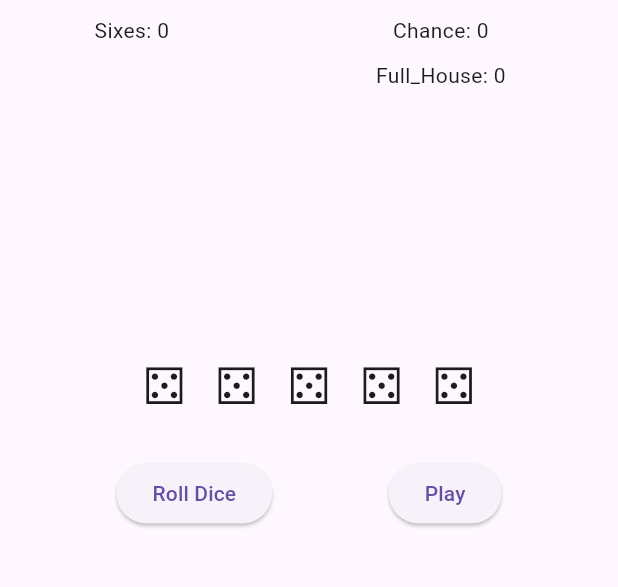
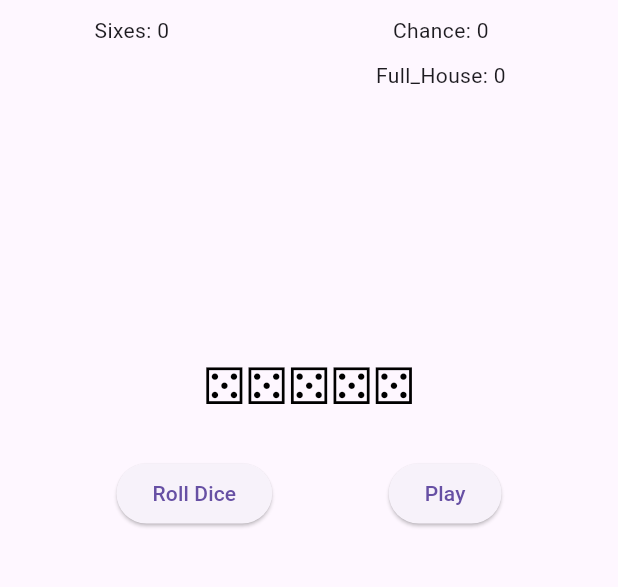
Before and after one commit to ouoxii/yahtzee, a Flutter app: the screen it shows after launch, after a tap on "Roll Dice", after a tap on "Play", on a phone screen of 412 x 824 dp, the part 366-953 px from its top. Run offline on Flutter 3.47's test engine with Material 3 defaults, Android fonts, the light colour scheme and no system bars; our stand-ins replace google_fonts.

Commit message:
log the dice state

```diff
--- a/yahtzee/lib/main.dart
+++ b/yahtzee/lib/main.dart
@@ -30,8 +30,7 @@ class MyHomePage extends StatefulWidget {
 
 class _MyHomePageState extends State<MyHomePage> {
   Player player1 = Player(name: 'usagi');
-  List<bool> isSelected = List.generate(20, (_) => false);
-
+  List<bool> _selectedDice = List.filled(5, false);
   final _diceEmojis = [
     '',
     '⚀',
@@ -41,7 +40,7 @@ class _MyHomePageState extends State<MyHomePage> {
     '⚄',
     '⚅',
   ];
-  List<int> _diceIndex = [0, 0, 0, 0, 0];
+  List<int> _diceIndex = [6, 6, 6, 6, 6];
   List<String> categories = [
     'Ones',
     'Twos',
@@ -119,11 +118,27 @@ class _MyHomePageState extends State<MyHomePage> {
                   mainAxisAlignment: MainAxisAlignment.center,
                   children: List.generate(
                     _diceIndex.length,
-                    (index) => Padding(
-                      padding: EdgeInsets.symmetric(horizontal: 10),
-                      child: Text(
-                        '${_diceEmojis[_diceIndex[index]]}',
-                        style: TextStyle(fontSize: 36),
+                    (index) => GestureDetector(
+                      onTap: () {
+                        setState(() {
+                          _selectedDice[index] = !_selectedDice[index];
+                        });
+                      },
+                      child: Container(
+                        decoration: BoxDecoration(
+                          color: _selectedDice[index]
+                              ? Colors.blue
+                              : Colors.transparent, // Change color on selection
+                          borderRadius: BorderRadius.circular(10),
+                        ),
+                        child: Text(
+                          _diceEmojis[_diceIndex[index]],
+                          style: TextStyle(
+                              fontSize: 36,
+                              color: _selectedDice[index]
+                                  ? Colors.white
+                                  : Colors.black),
+                        ),
                       ),
                     ),
                   ),
@@ -137,7 +152,9 @@ class _MyHomePageState extends State<MyHomePage> {
                   onPressed: () {
                     setState(() {
                       for (var i = 0; i < 5; i++) {
-                        _diceIndex[i] = Random().nextInt(6) + 1;
+                        if (!_selectedDice[i]) {
+                          _diceIndex[i] = Random().nextInt(6) + 1;
+                        }
                       }
                     });
                   },
@@ -145,9 +162,7 @@ class _MyHomePageState extends State<MyHomePage> {
                 ),
                 ElevatedButton(
                   onPressed: () {
-                    setState(() {
-                      //將骰子的值存入player
-                    });
+                    setState(() {});
                   },
                   child: const Text('Play'),
                 ),
```
